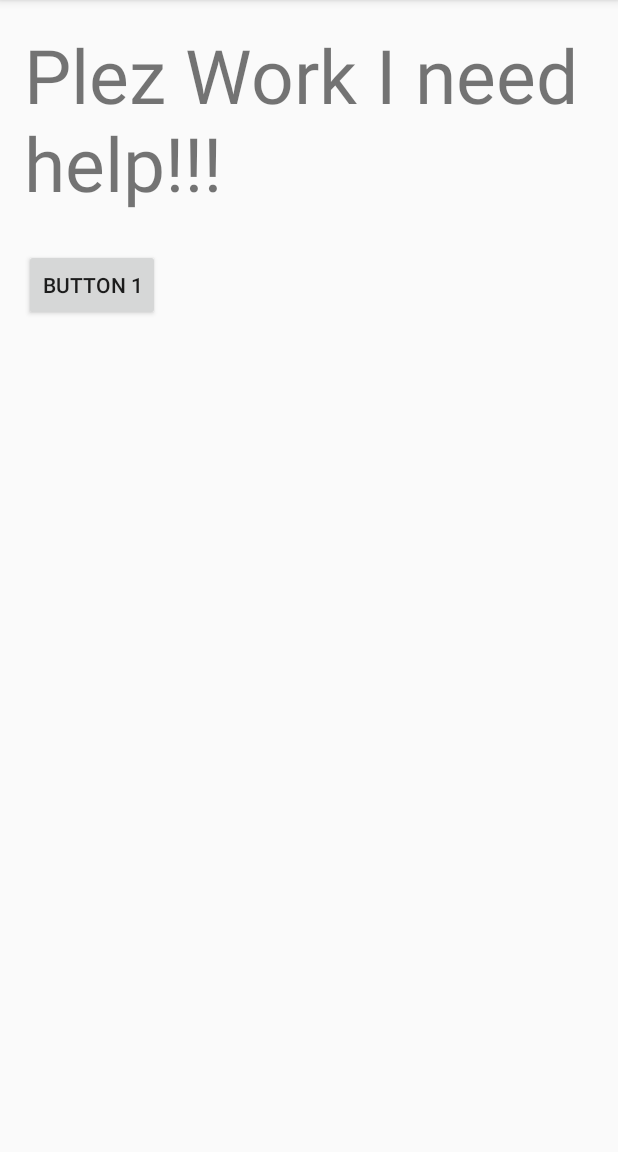
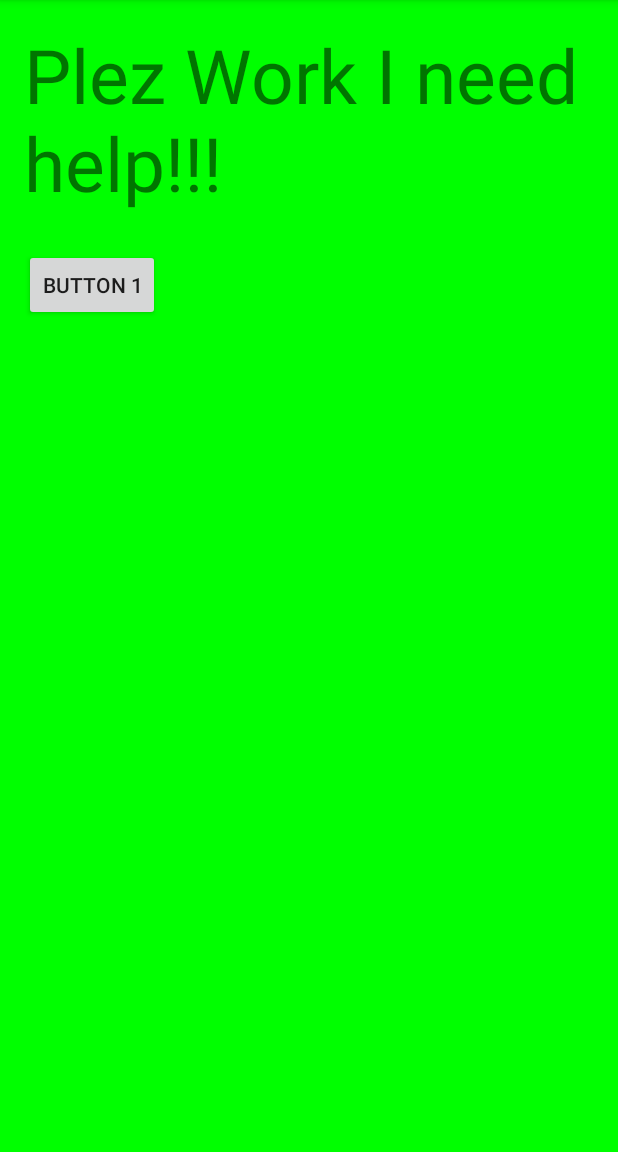
Before and after one commit to AdamHarryDoug/SpaceTrucker, an Android app: the screen it shows after launch (StartMenu), in the options menu, after a tap on "Settings", on a phone screen of 412 x 824 dp, the part 84-1236 px from its top. Run offline under Robolectric (Android 15) with nearby library versions, the phone set to English and light mode, and no system bars.

```diff
--- a/app/src/main/java/com/example/mvhwhinnery/spacetrucker/StartMenu.java
+++ b/app/src/main/java/com/example/mvhwhinnery/spacetrucker/StartMenu.java
@@ -1,17 +1,35 @@
 package com.example.mvhwhinnery.spacetrucker;
 
+import android.graphics.Color;
 import android.support.v7.app.ActionBarActivity;
 import android.os.Bundle;
+import android.text.Layout;
 import android.view.Menu;
 import android.view.MenuItem;
+import android.view.View;
+import android.widget.Button;
+import android.widget.RelativeLayout;
 
 
 public class StartMenu extends ActionBarActivity {
+
+    Button btn1;
+    RelativeLayout back;
 
     @Override
     protected void onCreate(Bundle savedInstanceState) {
         super.onCreate(savedInstanceState);
         setContentView(R.layout.activity_start_menu);
+
+        btn1 = (Button) findViewById(R.id.btn1);
+        back = (RelativeLayout) findViewById(R.id.backround);
+        btn1.setOnClickListener(new View.OnClickListener() {
+            @Override
+            public void onClick(View v) {
+                back.setBackgroundColor(Color.parseColor("#00ff00"));
+            }
+        });
+
     }
 
 
--- a/app/src/main/res/layout/activity_start_menu.xml
+++ b/app/src/main/res/layout/activity_start_menu.xml
@@ -3,7 +3,8 @@
     android:layout_height="match_parent" android:paddingLeft="@dimen/activity_horizontal_margin"
     android:paddingRight="@dimen/activity_horizontal_margin"
     android:paddingTop="@dimen/activity_vertical_margin"
-    android:paddingBottom="@dimen/activity_vertical_margin" tools:context=".StartMenu">
+    android:paddingBottom="@dimen/activity_vertical_margin" tools:context=".StartMenu"
+    android:id="@+id/backround">
 
     <TextView
         android:text="Plez Work I need help!!!"
@@ -11,6 +12,7 @@
         android:layout_height="wrap_content"
         android:textSize="50sp"/>
     <Button
+        android:id="@+id/btn1"
         android:layout_width="wrap_content"
         android:layout_height="wrap_content"
         android:text="Button 1"
```
